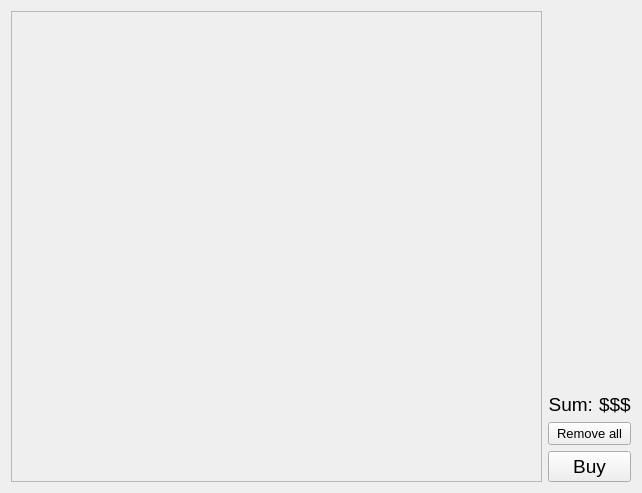
This is cartwidget.ui in szymon27/xkomx as Qt 5 draws it before an edit. The edited form follows.
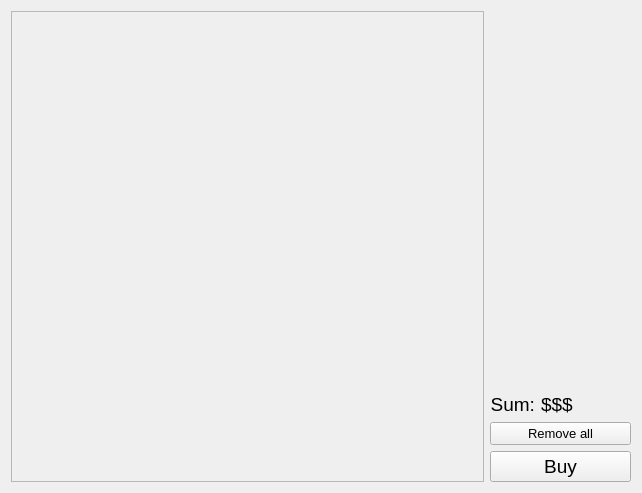
This is the edited form.

```diff
--- a/cartwidget.ui
+++ b/cartwidget.ui
@@ -26,7 +26,7 @@
          <rect>
           <x>0</x>
           <y>0</y>
-          <width>533</width>
+          <width>469</width>
           <height>471</height>
          </rect>
         </property>
@@ -80,6 +80,12 @@
        </item>
        <item>
         <widget class="QLabel" name="lbSum">
+         <property name="minimumSize">
+          <size>
+           <width>90</width>
+           <height>0</height>
+          </size>
+         </property>
          <property name="font">
           <font>
            <pointsize>14</pointsize>
```
